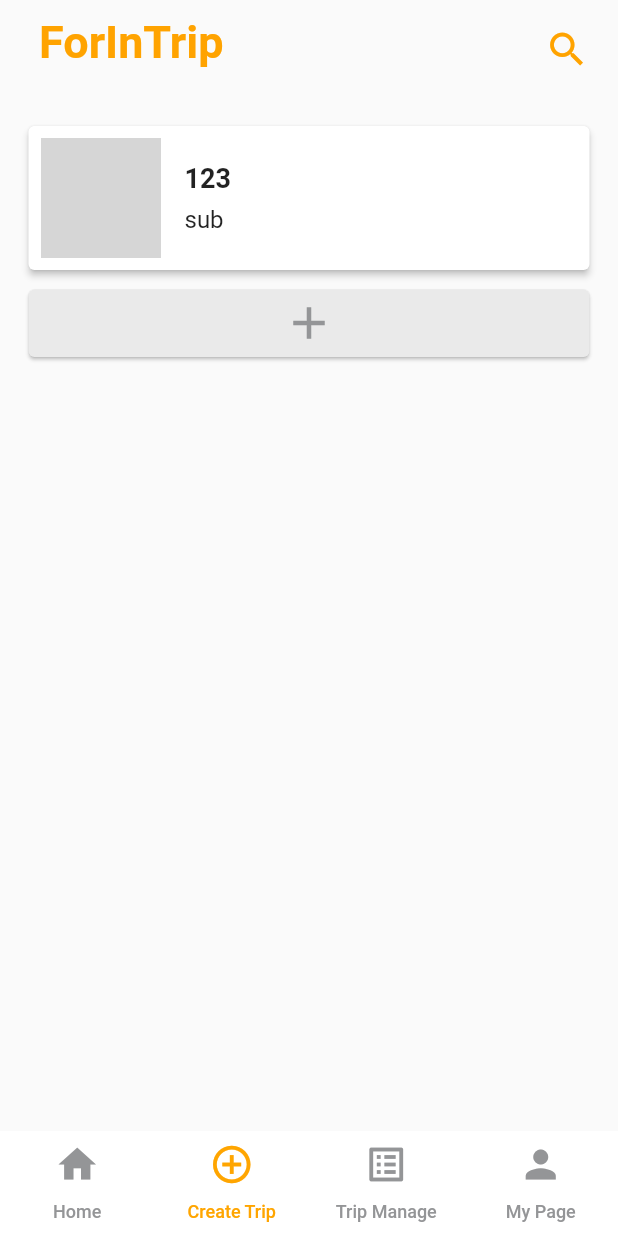
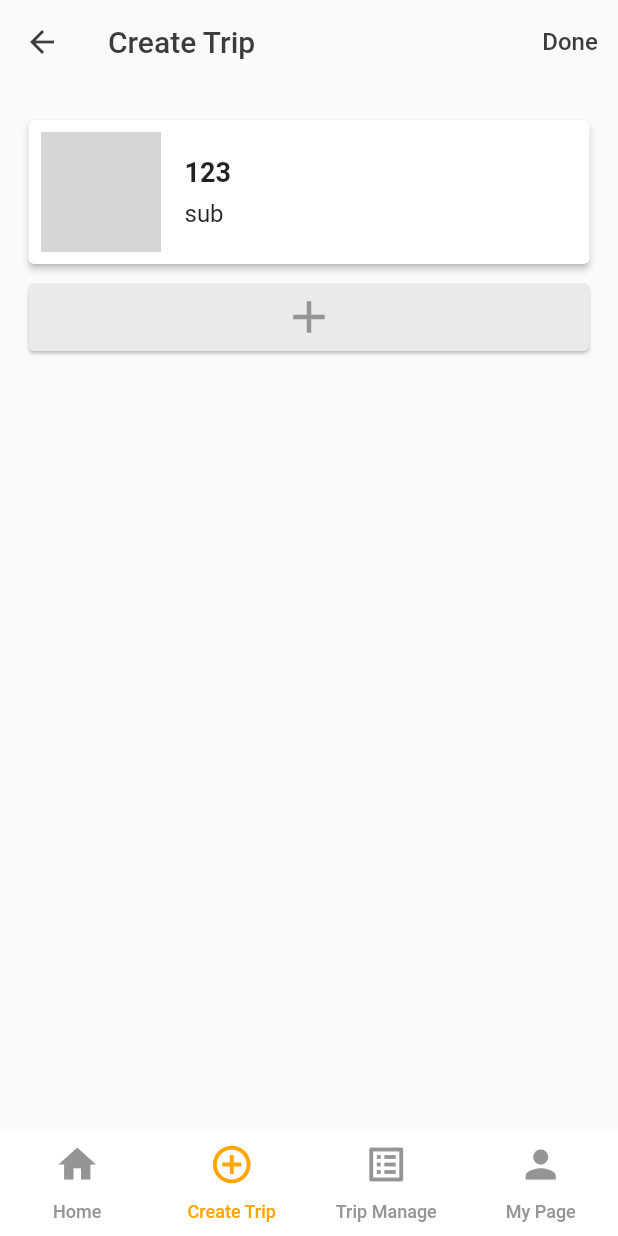
Before and after one commit to Jun-Jinu/ForInTrip, a Flutter app: the screen it shows after launch, item 2 of the bottom bar chosen, on a phone screen of 412 x 824 dp. Run offline on Flutter 3.47's test engine with Material 2 defaults, Android fonts, the phone set to English and light mode, and no system bars; our stand-ins replace bloc, equatable, flutter_bloc; network calls fail; grey boxes are pictures that could not be loaded.

Commit message:
feat: 여행만들기 appbar 수정"

```diff
--- a/lib/src/ui/screens/create_trip_screen.dart
+++ b/lib/src/ui/screens/create_trip_screen.dart
@@ -1,16 +1,46 @@
 import 'package:flutter/material.dart';
-import '../widgets/default_appbar.dart';
 import '../widgets/trip_card.dart';
-
 import '../theme/app_color.dart';
 
 class CreateTripScreen extends StatelessWidget {
-  const CreateTripScreen({super.key});
+  const CreateTripScreen({Key? key});
 
   @override
   Widget build(BuildContext context) {
     return Scaffold(
-      appBar: const DefaultAppbar(),
+      appBar: AppBar(
+        elevation: 0,
+        backgroundColor:
+            Colors.transparent, // set background color to transparent
+        leading: IconButton(
+          icon: Icon(
+            Icons.arrow_back,
+            color: gray1,
+          ),
+          onPressed: () {
+            Navigator.pop(context);
+          },
+        ),
+        title: Text(
+          'Create Trip',
+          style: TextStyle(
+            color: gray1,
+            fontSize: 20.0,
+          ),
+        ),
+        actions: <Widget>[
+          TextButton(
+            onPressed: () {},
+            child: Text(
+              'Done',
+              style: TextStyle(
+                color: gray1,
+                fontSize: 16.0,
+              ),
+            ),
+          ),
+        ],
+      ),
       body: SingleChildScrollView(
         child: Padding(
           padding: const EdgeInsets.all(15.0),
```
